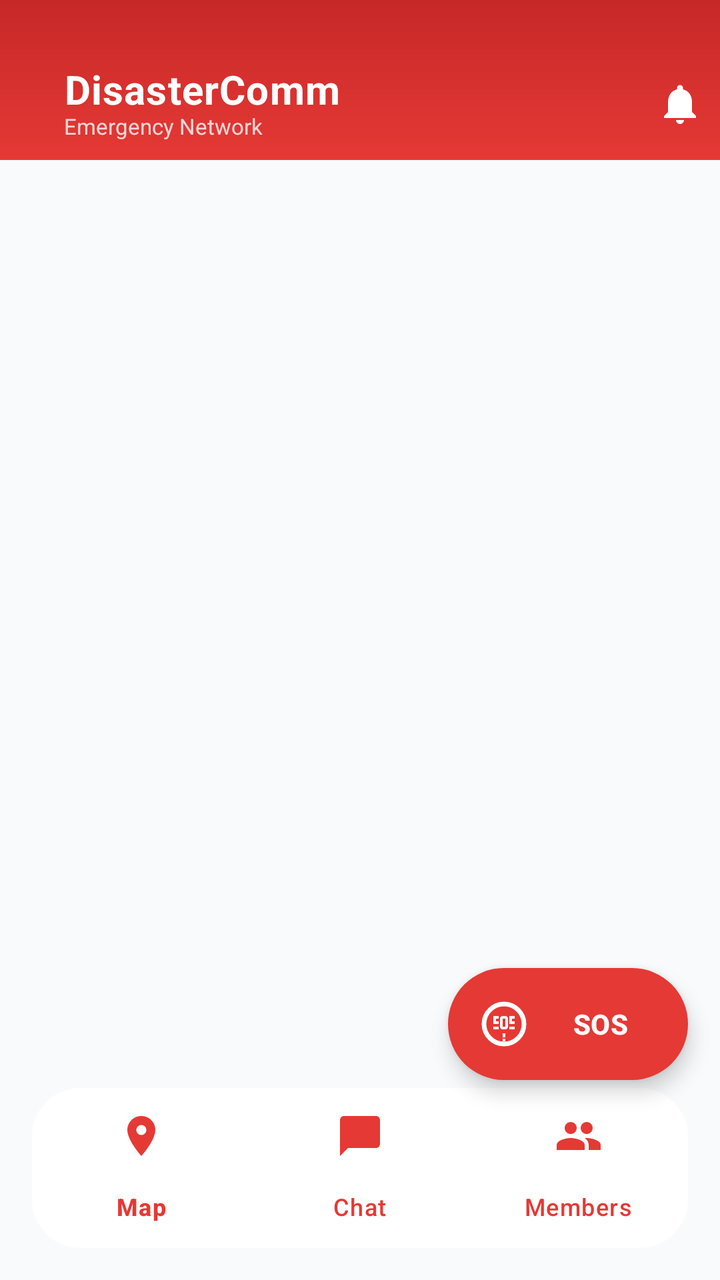
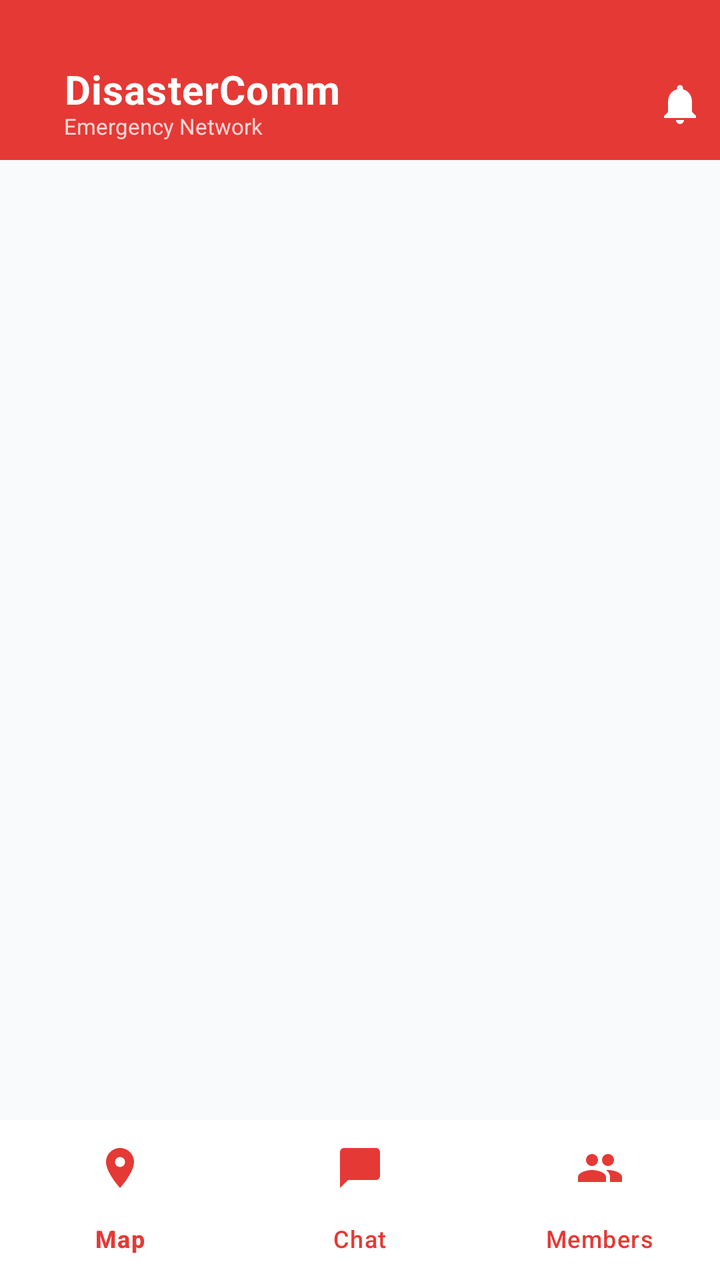

Two renders of the same Android screen: before a commit and after it. Below are the layout's source before the change and the commit's diff.
<!-- AndroidManifest.xml: application theme Theme.DisasterComm -->
<!-- res/layout/activity_main_new.xml -->
<?xml version="1.0" encoding="utf-8"?>
<androidx.drawerlayout.widget.DrawerLayout
    xmlns:android="http://schemas.android.com/apk/res/android"
    xmlns:app="http://schemas.android.com/apk/res-auto"
    android:id="@+id/drawerLayout"
    android:layout_width="match_parent"
    android:layout_height="match_parent">

    
    <androidx.coordinatorlayout.widget.CoordinatorLayout
        android:layout_width="match_parent"
        android:layout_height="match_parent"
        android:background="@color/background_light">

        
        <LinearLayout
            android:id="@+id/linearLayout"
            android:layout_width="match_parent"
            android:layout_height="match_parent"
            android:orientation="vertical">

            
            <com.google.android.material.appbar.MaterialToolbar
                android:id="@+id/toolbar"
                android:layout_width="match_parent"
                android:layout_height="wrap_content"
                android:minHeight="?attr/actionBarSize"
                android:paddingTop="32dp"
                android:background="@drawable/gradient_toolbar"
                android:elevation="4dp"
                app:titleTextAppearance="@style/TextAppearance.AppCompat.Widget.ActionBar.Title"
                app:titleTextColor="@color/white">

                <androidx.constraintlayout.widget.ConstraintLayout
                    android:layout_width="match_parent"
                    android:layout_height="wrap_content"
                    android:paddingBottom="8dp">

                    
                    <androidx.constraintlayout.widget.Guideline
                        android:id="@+id/guidelineCenter"
                        android:layout_width="wrap_content"
                        android:layout_height="wrap_content"
                        android:orientation="vertical"
                        app:layout_constraintGuide_percent="0.5" />

                    
                    <LinearLayout
                        android:id="@+id/layoutTitle"
                        android:layout_width="0dp"
                        android:layout_height="wrap_content"
                        android:orientation="vertical"
                        android:layout_marginStart="16dp" 
                        app:layout_constraintStart_toStartOf="parent"
                        app:layout_constraintTop_toTopOf="parent"
                        app:layout_constraintBottom_toBottomOf="parent"
                        app:layout_constraintEnd_toStartOf="@+id/guidelineCenter"
                        android:layout_marginEnd="16dp">

                        <TextView
                            android:layout_width="wrap_content"
                            android:layout_height="wrap_content"
                            android:text="DisasterComm"
                            android:textColor="@color/white"
                            android:textSize="20sp"
                            android:textStyle="bold"
                            android:includeFontPadding="false"
                            android:letterSpacing="0.02"
                            android:ellipsize="end"
                            android:maxLines="1"/>

                        <TextView
                            android:layout_width="wrap_content"
                            android:layout_height="wrap_content"
                            android:alpha="0.8"
                            android:text="Emergency Network"
                            android:textColor="@color/white"
                            android:textSize="11sp" 
                            android:layout_marginTop="-2dp"
                            android:ellipsize="end"
                            android:maxLines="1"/>
                    </LinearLayout>

                    
                    <FrameLayout
                        android:id="@+id/frameUpdateIcon"
                        android:layout_width="40dp"
                        android:layout_height="40dp"
                        app:layout_constraintEnd_toEndOf="parent"
                        app:layout_constraintTop_toTopOf="parent"
                        app:layout_constraintBottom_toBottomOf="parent">
                        
                        <ImageView
                            android:id="@+id/ivUpdateBell"
                            android:layout_width="24dp"
                            android:layout_height="24dp"
                            android:layout_gravity="center"
                            android:src="@drawable/ic_notification_bell"
                            app:tint="@color/white"
                            android:contentDescription="Updates"/>
                        
                        
                        <View
                            android:id="@+id/viewUpdateBadge"
                            android:layout_width="10dp"
                            android:layout_height="10dp"
                            android:layout_gravity="top|end"
                            android:layout_marginTop="8dp"
                            android:layout_marginEnd="8dp"
                            android:background="@drawable/circle_background"
                            android:backgroundTint="@android:color/holo_red_light"
                            android:visibility="gone"/>
                    </FrameLayout>

                    

                </androidx.constraintlayout.widget.ConstraintLayout>
            </com.google.android.material.appbar.MaterialToolbar>


            
            <androidx.viewpager2.widget.ViewPager2
                android:id="@+id/viewPager"
                android:layout_width="match_parent"
                android:layout_height="0dp"
                android:layout_weight="1"
                android:paddingBottom="80dp"
                android:clipToPadding="false" />
        </LinearLayout>

        
        <com.google.android.material.bottomnavigation.BottomNavigationView
            android:id="@+id/bottomNav"
            android:layout_width="match_parent"
            android:layout_height="wrap_content"
            android:layout_gravity="bottom"
            android:layout_margin="16dp"
            android:background="@drawable/rounded_bottom_nav"
            android:elevation="12dp"
            app:itemIconTint="@color/primary"
            app:itemTextColor="@color/primary"
            app:labelVisibilityMode="labeled"
            app:menu="@menu/bottom_nav_menu" />

    <FrameLayout
        android:id="@+id/fragment_container"
        android:layout_width="match_parent"
        android:layout_height="match_parent"
        android:background="@color/white"
        android:elevation="20dp"
        android:visibility="gone" />

    
    <com.google.android.material.floatingactionbutton.ExtendedFloatingActionButton
        android:id="@+id/fabSos"
        android:layout_width="wrap_content"
        android:layout_height="wrap_content"
        android:layout_gravity="bottom|end"
        android:layout_marginEnd="16dp"
        android:layout_marginBottom="100dp"
        android:text="SOS"
        android:textColor="@color/white"
        android:textStyle="bold"
        app:icon="@drawable/ic_sos"
        app:iconTint="@color/white"
        app:backgroundTint="@color/error"
        app:rippleColor="#FFFFFF"
        android:contentDescription="Emergency SOS"
        app:elevation="12dp"
        app:shapeAppearanceOverlay="@style/ShapeAppearance.Material3.Corner.ExtraLarge"/>

</androidx.coordinatorlayout.widget.CoordinatorLayout>

    
    <com.google.android.material.navigation.NavigationView
        android:id="@+id/navigationView"
        android:layout_width="wrap_content"
        android:layout_height="match_parent"
        android:layout_gravity="start"
        android:fitsSystemWindows="true"
        android:background="@color/surface"
        app:headerLayout="@layout/nav_header"
        app:menu="@menu/nav_drawer_menu"
        app:itemIconTint="@color/primary"
        app:itemTextColor="@color/text_primary"/>

</androidx.drawerlayout.widget.DrawerLayout>
<!-- res/layout/nav_header.xml (included above) -->
<?xml version="1.0" encoding="utf-8"?>
<LinearLayout xmlns:android="http://schemas.android.com/apk/res/android"
    xmlns:app="http://schemas.android.com/apk/res-auto"
    android:layout_width="match_parent"
    android:layout_height="200dp"
    android:background="@drawable/gradient_toolbar"
    android:gravity="bottom"
    android:orientation="vertical"
    android:padding="24dp"
    android:theme="@style/ThemeOverlay.AppCompat.Dark">

    
    <com.google.android.material.card.MaterialCardView
        android:layout_width="64dp"
        android:layout_height="64dp"
        app:cardCornerRadius="32dp"
        app:cardElevation="4dp"
        app:cardBackgroundColor="@color/white"
        android:layout_marginBottom="12dp">

        <TextView
            android:id="@+id/tvUserInitial"
            android:layout_width="match_parent"
            android:layout_height="match_parent"
            android:gravity="center"
            android:text="A"
            android:textSize="28sp"
            android:textStyle="bold"
            android:textColor="@color/primary"/>
    </com.google.android.material.card.MaterialCardView>

    
    <TextView
        android:id="@+id/tvUserName"
        android:layout_width="wrap_content"
        android:layout_height="wrap_content"
        android:text="amit"
        android:textSize="20sp"
        android:textStyle="bold"
        android:textColor="@color/white"
        android:layout_marginBottom="4dp"/>

    
    <TextView
        android:id="@+id/tvDeviceId"
        android:layout_width="wrap_content"
        android:layout_height="wrap_content"
        android:text="Device ID: 83abf55a"
        android:textSize="12sp"
        android:textColor="@color/white"
        android:alpha="0.8"/>

</LinearLayout>
<!-- resources referenced by this layout -->
<resources>
  <color name="background_light">@color/background</color>
  <color name="error">#E53935</color>
  <color name="primary">#E53935</color>
  <color name="surface">#FFFFFF</color>
  <color name="text_primary">#0F172A</color>
  <color name="white">#FFFFFF</color>
  <!-- drawable circle_background (drawable) -->
  <?xml version="1.0" encoding="utf-8"?>
  <shape xmlns:android="http://schemas.android.com/apk/res/android"
      android:shape="oval">
      <solid android:color="#EEEEEE"/>
  </shape>
  <!-- drawable gradient_toolbar (drawable) -->
  <?xml version="1.0" encoding="utf-8"?>
  <shape xmlns:android="http://schemas.android.com/apk/res/android"
      android:shape="rectangle">
      <gradient
          android:angle="90"
          android:startColor="@color/primary"
          android:endColor="@color/primary_variant"
          android:type="linear"/>
  </shape>
  <!-- drawable ic_notification_bell (drawable) -->
  <vector xmlns:android="http://schemas.android.com/apk/res/android"
      android:width="24dp"
      android:height="24dp"
      android:viewportWidth="24"
      android:viewportHeight="24">
      <path
          android:fillColor="@android:color/white"
          android:pathData="M12,22c1.1,0 2,-0.9 2,-2h-4c0,1.1 0.89,2 2,2zM18,16v-5c0,-3.07 -1.64,-5.64 -4.5,-6.32V4c0,-0.83 -0.67,-1.5 -1.5,-1.5s-1.5,0.67 -1.5,1.5v0.68C7.63,5.36 6,7.92 6,11v5l-2,2v1h16v-1l-2,-2z"/>
  </vector>
  <!-- drawable ic_sos (drawable) -->
  <vector xmlns:android="http://schemas.android.com/apk/res/android"
      android:width="36dp"
      android:height="36dp"
      android:viewportWidth="36"
      android:viewportHeight="36">
      
      
      <path
          android:fillColor="#FFFFFF"
          android:pathData="M18,2C9.2,2 2,9.2 2,18s7.2,16 16,16 16,-7.2 16,-16S26.8,2 18,2zM18,32c-7.7,0 -14,-6.3 -14,-14S10.3,4 18,4s14,6.3 14,14S25.7,32 18,32z"
          android:strokeWidth="1.5"
          android:strokeColor="#FFFFFF"/>
      
      
      <path
          android:fillColor="#FFFFFF"
          android:pathData="M10,14 L10,12 L14,12 L14,14 L12,14 L12,16 L14,16 L14,18 L10,18 L10,20 L14,20 L14,22 L10,22z"/>
      
      <path
          android:fillColor="#FFFFFF"
          android:pathData="M15,14 C15,12.9 15.9,12 17,12 L19,12 C20.1,12 21,12.9 21,14 L21,20 C21,21.1 20.1,22 19,22 L17,22 C15.9,22 15,21.1 15,20z M17,14 L17,20 L19,20 L19,14z"/>
      
      <path
          android:fillColor="#FFFFFF"
          android:pathData="M22,14 L22,12 L26,12 L26,14 L24,14 L24,16 L26,16 L26,18 L22,18 L22,20 L26,20 L26,22 L22,22z"/>
      
      
      <path
          android:fillColor="#FFFFFF"
          android:pathData="M17,25 L19,25 L19,28 L17,28z M17,29 L19,29 L19,31 L17,31z"/>
  </vector>
  <!-- drawable rounded_bottom_nav (drawable) -->
  <?xml version="1.0" encoding="utf-8"?>
  <shape xmlns:android="http://schemas.android.com/apk/res/android"
      android:shape="rectangle">
      <solid android:color="@color/surface" />
      <corners android:radius="24dp" />
  </shape>
  <style name="Theme.DisasterComm" parent="Theme.Material3.DayNight.NoActionBar">
          
          <item name="colorPrimary">@color/primary</item>
          <item name="colorPrimaryVariant">@color/primary_variant</item>
          <item name="colorOnPrimary">@color/text_on_primary</item>
          
          
          <item name="colorSecondary">@color/secondary</item>
          <item name="colorSecondaryVariant">@color/secondary_variant</item>
          <item name="colorOnSecondary">@color/white</item>
          
          
          <item name="android:windowBackground">@color/background</item>
          <item name="colorSurface">@color/surface</item>
          <item name="colorOnSurface">@color/text_primary</item>
          
          
          <item name="android:statusBarColor">@color/primary_variant</item>
          <item name="android:windowLightStatusBar">false</item>
      </style>
  <color name="background">#F8FAFC</color>
  <color name="primary_variant">#C62828</color>
  <color name="text_on_primary">#FFFFFF</color>
  <color name="secondary">#FF6B6B</color>
  <color name="secondary_variant">#D32F2F</color>
</resources>

<!-- the commit's change to res/layout/activity_main_new.xml (unified diff, before → after) -->
@@ -26,7 +26,7 @@
                 android:layout_height="wrap_content"
                 android:minHeight="?attr/actionBarSize"
                 android:paddingTop="32dp"
-                android:background="@drawable/gradient_toolbar"
+                android:background="@color/primary"
                 android:elevation="4dp"
                 app:titleTextAppearance="@style/TextAppearance.AppCompat.Widget.ActionBar.Title"
                 app:titleTextColor="@color/white">
@@ -134,11 +134,11 @@
             android:layout_width="match_parent"
             android:layout_height="wrap_content"
             android:layout_gravity="bottom"
-            android:layout_margin="16dp"
-            android:background="@drawable/rounded_bottom_nav"
-            android:elevation="12dp"
+            android:background="@color/white"
+            android:elevation="16dp"
             app:itemIconTint="@color/primary"
             app:itemTextColor="@color/primary"
+            app:itemActiveIndicatorStyle="@style/App.BottomNav.ActiveIndicator"
             app:labelVisibilityMode="labeled"
             app:menu="@menu/bottom_nav_menu" />
 
@@ -151,23 +151,10 @@
         android:visibility="gone" />
 
     
-    <com.google.android.material.floatingactionbutton.ExtendedFloatingActionButton
-        android:id="@+id/fabSos"
-        android:layout_width="wrap_content"
-        android:layout_height="wrap_content"
-        android:layout_gravity="bottom|end"
-        android:layout_marginEnd="16dp"
-        android:layout_marginBottom="100dp"
-        android:text="SOS"
-        android:textColor="@color/white"
-        android:textStyle="bold"
-        app:icon="@drawable/ic_sos"
-        app:iconTint="@color/white"
-        app:backgroundTint="@color/error"
-        app:rippleColor="#FFFFFF"
-        android:contentDescription="Emergency SOS"
-        app:elevation="12dp"
-        app:shapeAppearanceOverlay="@style/ShapeAppearance.Material3.Corner.ExtraLarge"/>
+    
+    <View
+        android:layout_width="0dp"
+        android:layout_height="0dp" />
 
 </androidx.coordinatorlayout.widget.CoordinatorLayout>
 
<!-- resource entries referenced after the edit -->
@@ -1,7 +1,6 @@
 <!-- resources referenced by this layout -->
 <resources>
   <color name="background_light">@color/background</color>
-  <color name="error">#E53935</color>
   <color name="primary">#E53935</color>
   <color name="surface">#FFFFFF</color>
   <color name="text_primary">#0F172A</color>
@@ -32,45 +31,9 @@
           android:fillColor="@android:color/white"
           android:pathData="M12,22c1.1,0 2,-0.9 2,-2h-4c0,1.1 0.89,2 2,2zM18,16v-5c0,-3.07 -1.64,-5.64 -4.5,-6.32V4c0,-0.83 -0.67,-1.5 -1.5,-1.5s-1.5,0.67 -1.5,1.5v0.68C7.63,5.36 6,7.92 6,11v5l-2,2v1h16v-1l-2,-2z"/>
   </vector>
-  <!-- drawable ic_sos (drawable) -->
-  <vector xmlns:android="http://schemas.android.com/apk/res/android"
-      android:width="36dp"
-      android:height="36dp"
-      android:viewportWidth="36"
-      android:viewportHeight="36">
-      
-      
-      <path
-          android:fillColor="#FFFFFF"
-          android:pathData="M18,2C9.2,2 2,9.2 2,18s7.2,16 16,16 16,-7.2 16,-16S26.8,2 18,2zM18,32c-7.7,0 -14,-6.3 -14,-14S10.3,4 18,4s14,6.3 14,14S25.7,32 18,32z"
-          android:strokeWidth="1.5"
-          android:strokeColor="#FFFFFF"/>
-      
-      
-      <path
-          android:fillColor="#FFFFFF"
-          android:pathData="M10,14 L10,12 L14,12 L14,14 L12,14 L12,16 L14,16 L14,18 L10,18 L10,20 L14,20 L14,22 L10,22z"/>
-      
-      <path
-          android:fillColor="#FFFFFF"
-          android:pathData="M15,14 C15,12.9 15.9,12 17,12 L19,12 C20.1,12 21,12.9 21,14 L21,20 C21,21.1 20.1,22 19,22 L17,22 C15.9,22 15,21.1 15,20z M17,14 L17,20 L19,20 L19,14z"/>
-      
-      <path
-          android:fillColor="#FFFFFF"
-          android:pathData="M22,14 L22,12 L26,12 L26,14 L24,14 L24,16 L26,16 L26,18 L22,18 L22,20 L26,20 L26,22 L22,22z"/>
-      
-      
-      <path
-          android:fillColor="#FFFFFF"
-          android:pathData="M17,25 L19,25 L19,28 L17,28z M17,29 L19,29 L19,31 L17,31z"/>
-  </vector>
-  <!-- drawable rounded_bottom_nav (drawable) -->
-  <?xml version="1.0" encoding="utf-8"?>
-  <shape xmlns:android="http://schemas.android.com/apk/res/android"
-      android:shape="rectangle">
-      <solid android:color="@color/surface" />
-      <corners android:radius="24dp" />
-  </shape>
+  <style name="App.BottomNav.ActiveIndicator" parent="">
+          <item name="android:color">@android:color/transparent</item>
+      </style>
   <style name="Theme.DisasterComm" parent="Theme.Material3.DayNight.NoActionBar">
           
           <item name="colorPrimary">@color/primary</item>
@@ -90,6 +53,9 @@
           
           <item name="android:statusBarColor">@color/primary_variant</item>
           <item name="android:windowLightStatusBar">false</item>
+          
+          
+          <item name="elevationOverlayEnabled">false</item>
       </style>
   <color name="background">#F8FAFC</color>
   <color name="primary_variant">#C62828</color>
